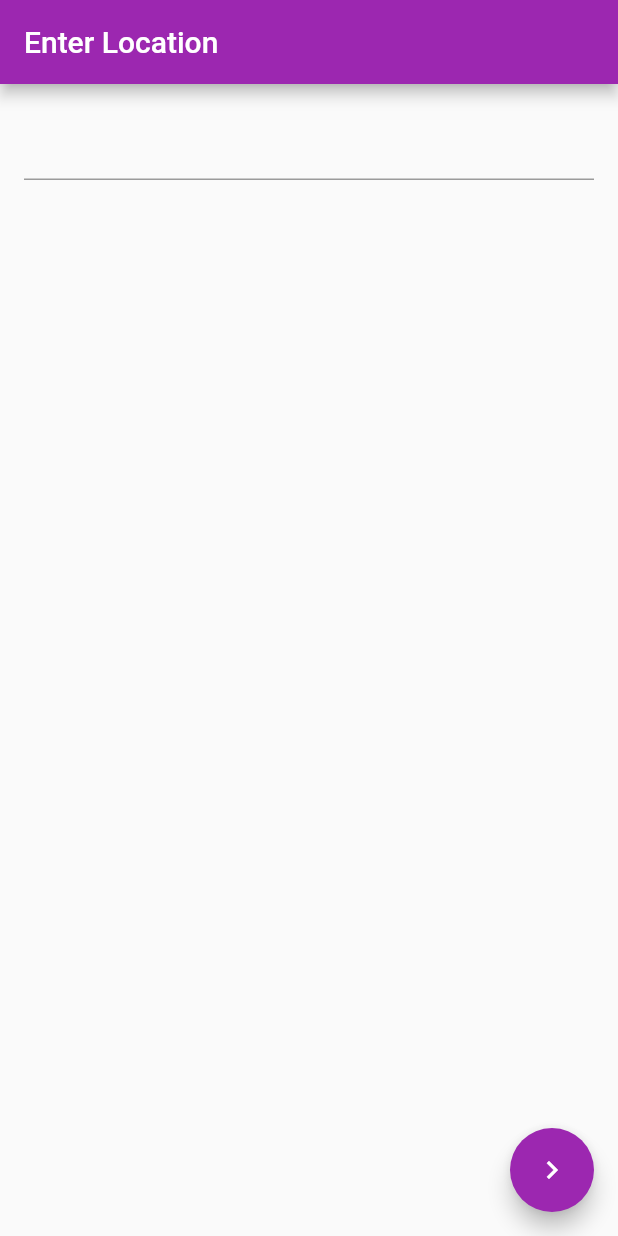
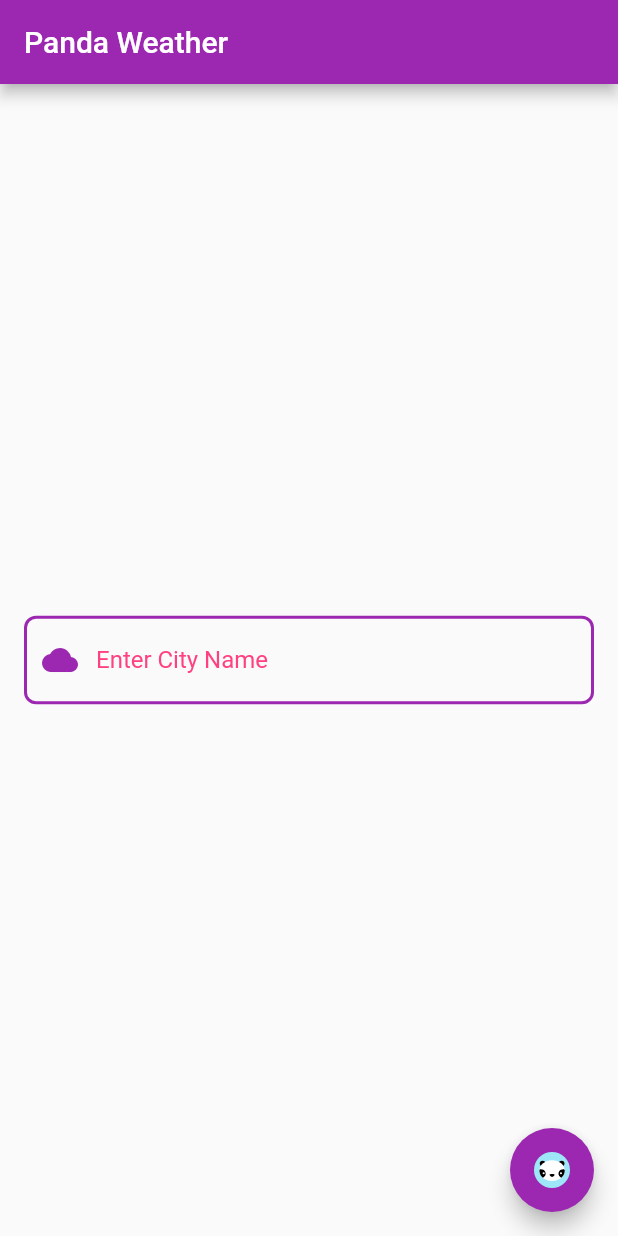
Before and after one commit to SidelyaCaliskan/Panda_Weather_Forecasts, a Flutter app: the screen it shows after launch, on a phone screen of 412 x 824 dp. Run offline on Flutter 3.47's test engine with Material 2 defaults, Android fonts, the phone set to English and light mode, and no system bars; our stand-ins replace flutter_svg.

Commit message:
improving ui design and adding asset to the floating action button

```diff
--- a/lib/main.dart
+++ b/lib/main.dart
@@ -1,9 +1,7 @@
 import 'package:flutter/material.dart';
+import 'package:flutter_svg/flutter_svg.dart';
 import 'package:weather_app/weather/data/weather.dart';
-import 'package:weather_app/weather/service/AirQualityService.dart';
 import 'package:weather_app/weather/service/weather_service.dart';
-
-import 'weather/data/airQuality.dart';
 
 void main() {
   runApp(const MainApp());
@@ -48,10 +46,39 @@ class InputPage extends StatelessWidget {
   @override
   Widget build(BuildContext context) {
     return Scaffold(
-      appBar: AppBar(title: const Text('Enter Location')),
-      body: Padding(
+      appBar: AppBar(title: const Text('Panda Weather')),
+      body: Center(
+        child: Padding(
           padding: const EdgeInsets.all(16.0),
-        child: TextField(controller: _controller),
+          child: Column(
+            mainAxisAlignment: MainAxisAlignment.center,
+            children: [
+              TextField(
+                controller: _controller,
+                decoration: InputDecoration(
+                  hintText: 'Enter City Name', // Placeholder text
+                  border: OutlineInputBorder(
+                    // Normal border
+                    borderRadius: BorderRadius.circular(8.0),
+                  ),
+                  enabledBorder: OutlineInputBorder(
+                    // Border when TextField is enabled
+                    borderSide: BorderSide(color: Colors.purple, width: 2.0),
+                    borderRadius: BorderRadius.circular(8.0),
+                  ),
+                  focusedBorder: OutlineInputBorder(
+                    // Border when TextField is focused
+                    borderSide:
+                        BorderSide(color: Colors.pinkAccent, width: 2.0),
+                    borderRadius: BorderRadius.circular(8.0),
+                  ),
+                  prefixIcon:
+                      Icon(Icons.cloud, color: Colors.purple), // Cloud icon
+                ),
+              ),
+            ],
+          ),
+        ),
       ),
       floatingActionButton: FloatingActionButton(
         onPressed: () {
@@ -79,7 +106,12 @@ class InputPage extends StatelessWidget {
             );
           }
         },
-        child: const Icon(Icons.navigate_next),
+        child: SvgPicture.asset(
+          'assets/panda.svg',
+          // You can set the color if you want
+          width: 24.0, // Set a suitable size for the icon
+          height: 24.0,
+        ),
       ),
     );
   }
@@ -93,7 +125,6 @@ class ResultsPage extends StatelessWidget {
   @override
   Widget build(BuildContext context) {
     final weatherService = WeatherService();
-    final airQualityService = AirQualityService();
 
     return Scaffold(
       appBar: AppBar(
@@ -110,66 +141,37 @@ class ResultsPage extends StatelessWidget {
           } else if (!snapshot.hasData) {
             return const Center(child: Text('No weather data available'));
           } else {
-            // When we have weather data, proceed to build the UI for air quality.
             final weather = snapshot.data!;
-            return FutureBuilder<AirQuality>(
-              future: airQualityService.getCurrentAirQuality(cityName),
-              builder: (context, airQualitySnapshot) {
-                if (airQualitySnapshot.connectionState ==
-                    ConnectionState.waiting) {
-                  return const Center(child: CircularProgressIndicator());
-                } else if (airQualitySnapshot.hasError) {
             return Center(
-                      child: Text('Error: ${airQualitySnapshot.error}'));
-                } else if (!airQualitySnapshot.hasData) {
-                  return const Center(
-                      child: Text('No air quality data available'));
-                } else {
-                  // When we have both weather and air quality data, build the UI for both.
-                  final airQuality = airQualitySnapshot.data!;
-                  return Padding(
+              child: Padding(
                 padding: const EdgeInsets.all(16.0),
                 child: Column(
                   crossAxisAlignment: CrossAxisAlignment.start,
                   children: <Widget>[
                     Row(
                       children: [
+                        // Display temperature icon
                         Icon(
                           Icons.thermostat_outlined,
-                              color: Colors.pinkAccent,
+                          color: Colors.pinkAccent, // Icon color
                           size: 24.0,
                         ),
-                            const SizedBox(width: 10),
+                        const SizedBox(
+                            width: 10), // Spacing between icon and text
+                        // Temperature text
                         Text(
                           'Temperature: ${weather.current.tempC}°C',
                           style: TextStyle(
                             fontSize: 20,
-                                color: Colors.purple,
+                            color: Colors.purple, // Text color
                           ),
                         ),
                       ],
                     ),
-                        SizedBox(height: 10), // Add some spacing
-                        Text(
-                          'Air Quality Index (US EPA): ${airQuality.usEpaIndex}',
-                          style: TextStyle(
-                            fontSize: 18,
-                            color: Colors.purple,
+                    // Additional details...
+                  ],
                 ),
               ),
-                        Text(
-                          'PM2.5: ${airQuality.pm25} µg/m³',
-                          style: TextStyle(
-                            fontSize: 18,
-                            color: Colors.purple,
-                          ),
-                        ),
-                        // ... additional details ...
-                      ],
-                    ),
-                  );
-                }
-              },
             );
           }
         },
--- a/pubspec.yaml
+++ b/pubspec.yaml
@@ -7,8 +7,10 @@ environment:
   sdk: '>=3.0.6 <4.0.0'
 
 dependencies:
+  assets: ^0.0.1
   flutter:
     sdk: flutter
+  flutter_svg: ^2.0.9
 
 dev_dependencies:
   flutter_test:
@@ -18,3 +20,5 @@ dev_dependencies:
 
 flutter:
   uses-material-design: true
+  assets:
+    - assets/
```
Also changed, not shown: assets/panda.svg (added), pubspec.lock. Lines whose indentation alone changed are shown as unchanged.
